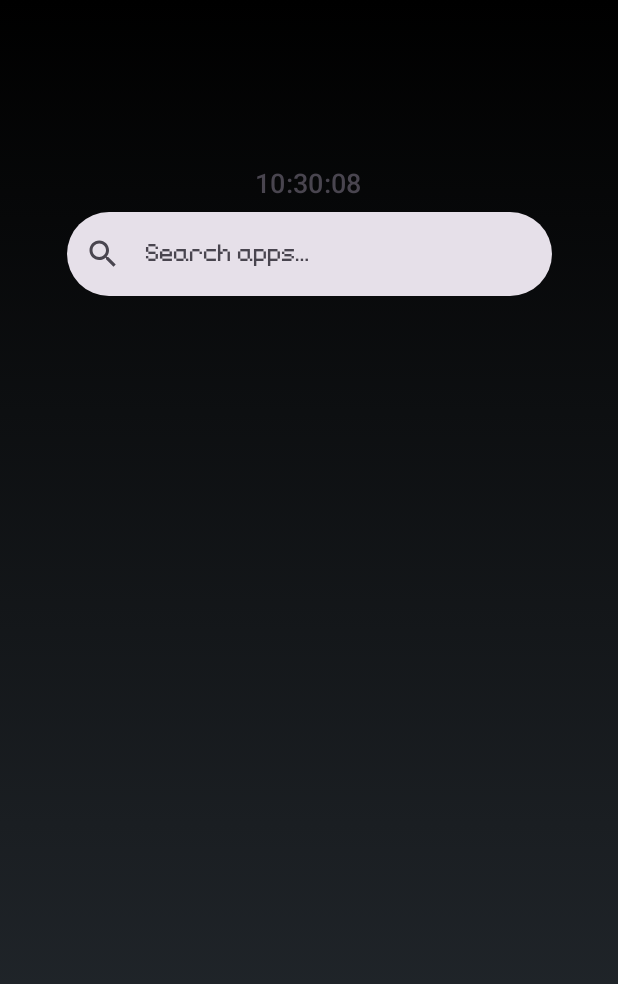
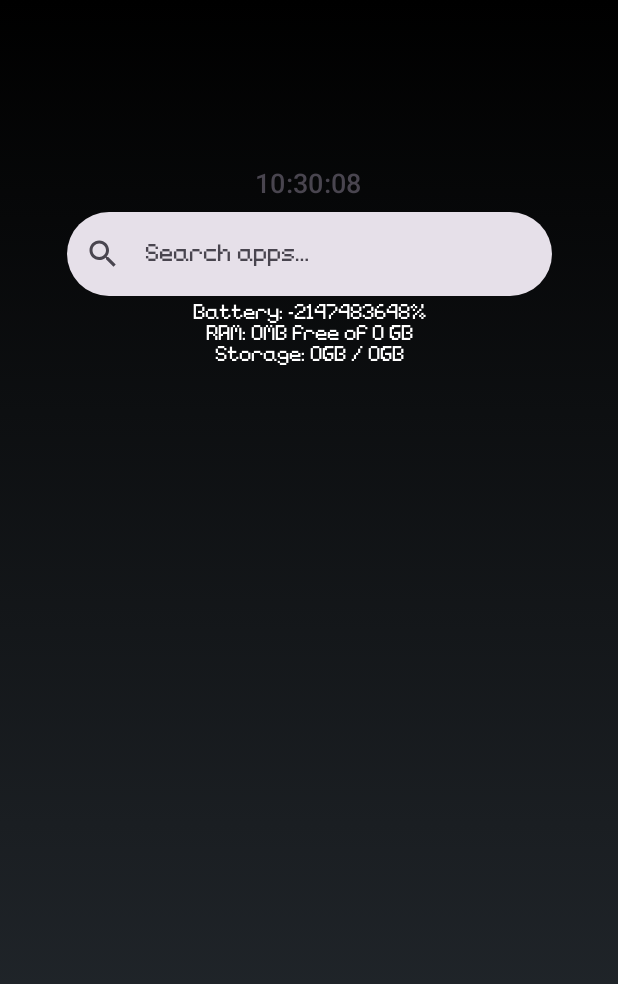
Before and after one commit to mariaanko/Null-Launcher, an Android app built with Jetpack Compose: the screen it shows after launch (MainActivity), on a phone screen of 412 x 824 dp. Shown: the top 984 px of the screen. Run offline under Robolectric (Android 15) with nearby library versions, the phone set to English and light mode, and no system bars.

Commit message:
added system info

```diff
--- a/app/src/main/java/com/wordpress/mariaanko/nulllauncher/MainActivity.kt
+++ b/app/src/main/java/com/wordpress/mariaanko/nulllauncher/MainActivity.kt
@@ -1,7 +1,13 @@
 package com.wordpress.mariaanko.nulllauncher
 
+import android.app.ActivityManager
+import android.content.Context
 import android.content.Intent
+import android.os.BatteryManager
+import android.os.Build
 import android.os.Bundle
+import android.os.Environment
+import android.os.StatFs
 import androidx.activity.ComponentActivity
 import androidx.activity.compose.BackHandler
 import androidx.activity.compose.setContent
@@ -104,6 +110,8 @@ fun MinimalLauncherApp() {
                     onQueryChange = { query = it }
                 )
 
+                SystemInfo(query)
+
                 Spacer(modifier = Modifier.height(12.dp))
 
                 LazyColumn(
@@ -193,6 +201,39 @@ private fun getCurrentDateTime(): String {
     return formatter.format(java.util.Date())
 }
 
+@Composable
+fun SystemInfo(query: String) {
+    val context = LocalContext.current
+
+    if (query.isBlank()) {
+        val batteryManager = context.getSystemService(Context.BATTERY_SERVICE) as BatteryManager
+        val batteryLevel = batteryManager.getIntProperty(BatteryManager.BATTERY_PROPERTY_CAPACITY)
+
+        val memInfo = ActivityManager.MemoryInfo()
+        val activityManager = context.getSystemService(Context.ACTIVITY_SERVICE) as ActivityManager
+        activityManager.getMemoryInfo(memInfo)
+        val freeRamMB = memInfo.availMem / (1024 * 1024)
+        val ramMB = memInfo.totalMem / (1024 * 1024)
+
+        // Storage info
+        val statFs = StatFs(Environment.getDataDirectory().path)
+        val totalBytes = statFs.blockSizeLong * statFs.blockCountLong
+        val availableBytes = statFs.blockSizeLong * statFs.availableBlocksLong
+        val totalGB = totalBytes / (1024 * 1024 * 1024)
+        val freeGB = availableBytes / (1024 * 1024 * 1024)
+
+        Column(
+            modifier = Modifier
+                .fillMaxWidth()
+                .padding(top = 4.dp),
+            horizontalAlignment = Alignment.CenterHorizontally
+        ) {
+            Text("Battery: $batteryLevel%", fontSize = 14.sp, color = Color.White)
+            Text("RAM: ${freeRamMB}MB free of ${ramMB} GB", fontSize = 14.sp, color = Color.White)
+            Text("Storage: ${freeGB}GB / ${totalGB}GB", fontSize = 14.sp, color = Color.White)
+        }
+    }
+}
 
 val AppFont = FontFamily(
     Font(R.font.lower_pixel_regular, FontWeight.Normal)
```
